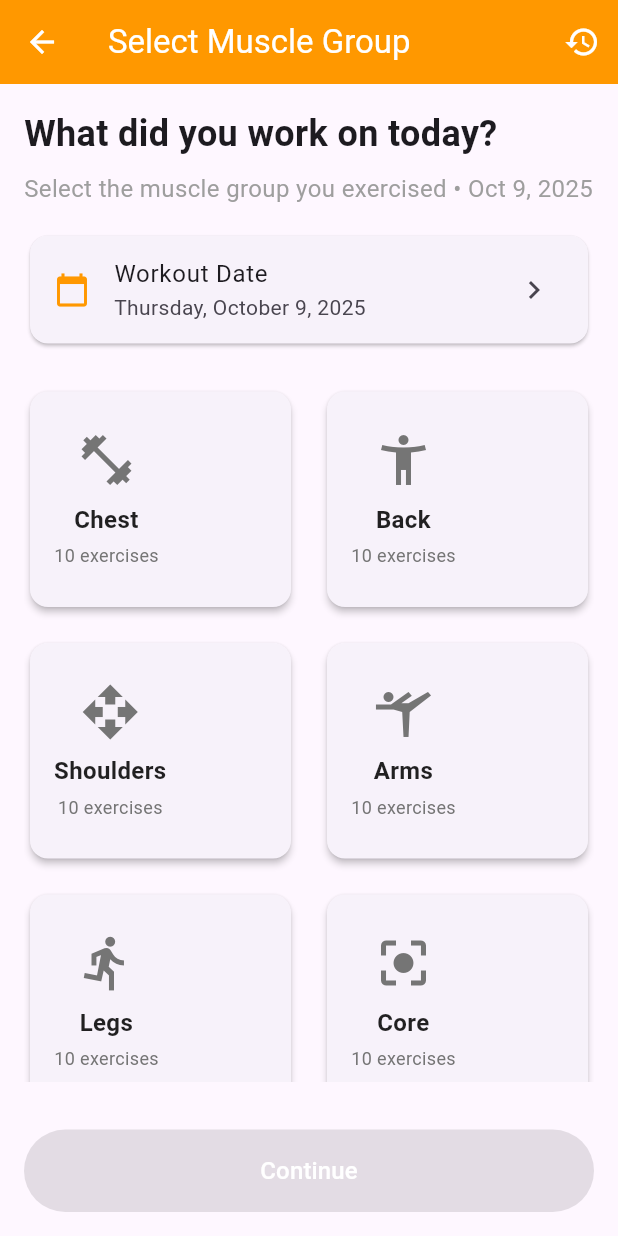
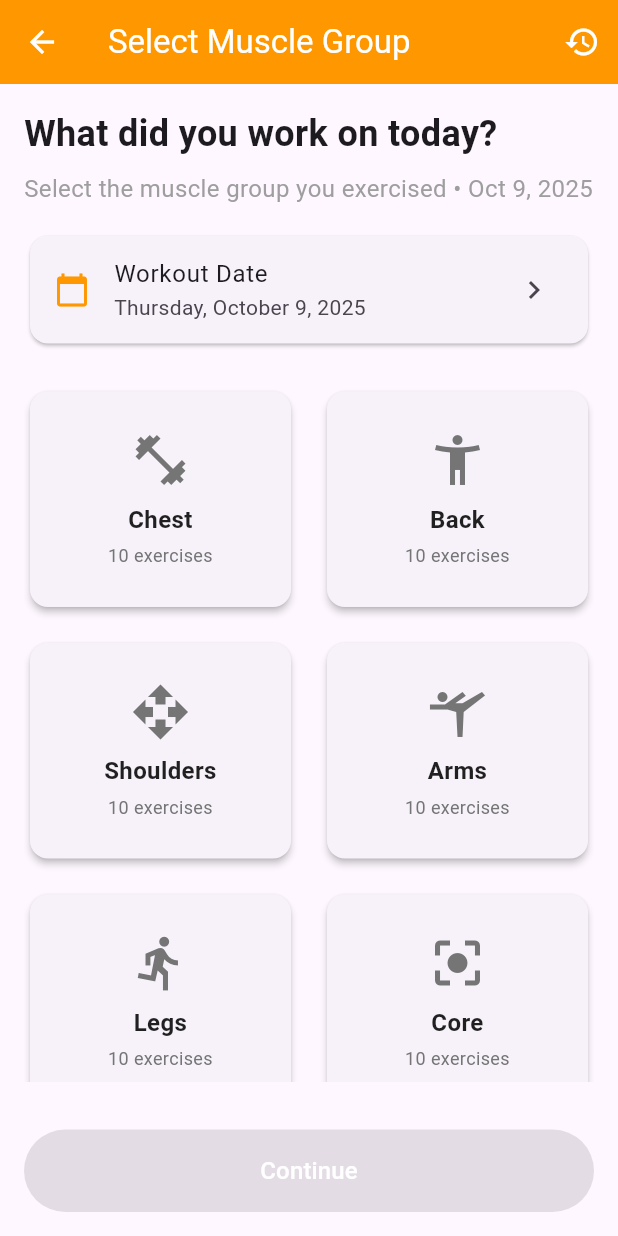
Before and after one commit to blockchainbull/fitness_flutter_app, a Flutter app: the EnhancedExerciseLoggingPage screen opened directly with empty values, on a phone screen of 412 x 824 dp. Run offline on Flutter 3.47's test engine with Material 3 defaults, Android fonts, the phone set to English and light mode, and no system bars; our stand-ins replace connectivity_plus, equatable, fl_chart, shared_preferences, speech_to_text, table_calendar; missing offline and left inert: dotenv, postgres; accounts and stored records are empty; network calls fail.

Commit message:
exercise logging page - UI fixes

```diff
--- a/lib/features/tracking/screens/exercise_logging_page.dart
+++ b/lib/features/tracking/screens/exercise_logging_page.dart
@@ -434,7 +434,7 @@ class _EnhancedExerciseLoggingPageState extends State<EnhancedExerciseLoggingPag
                 children: [
                   const Text('Workout Date'),
                   const SizedBox(width: 8),
-                  // NEW: Badge showing if exercises are logged
+                  // Badge showing if exercises are logged
                   if (_exercisesForSelectedDate.isNotEmpty)
                     Container(
                       padding: const EdgeInsets.symmetric(horizontal: 8, vertical: 2),
@@ -466,7 +466,7 @@ class _EnhancedExerciseLoggingPageState extends State<EnhancedExerciseLoggingPag
             ),
           ),
 
-          // NEW: Show logged exercises for selected date
+          // Show logged exercises for selected date
           if (_exercisesForSelectedDate.isNotEmpty) ...[
             const SizedBox(height: 16),
             _buildLoggedExercisesSummary(),
@@ -494,7 +494,6 @@ class _EnhancedExerciseLoggingPageState extends State<EnhancedExerciseLoggingPag
     );
   }
 
-  // NEW: Widget to show logged exercises summary
   Widget _buildLoggedExercisesSummary() {
     final totalCalories = _exercisesForSelectedDate.fold<double>(
       0.0,
@@ -508,16 +507,17 @@ class _EnhancedExerciseLoggingPageState extends State<EnhancedExerciseLoggingPag
         leading: Icon(Icons.check_circle, color: Colors.green.shade700),
         title: Text(
           'Exercises Logged for ${DateFormat('MMM d').format(_selectedDate)}',
-          style: const TextStyle(fontWeight: FontWeight.bold),
+          style: const TextStyle(fontWeight: FontWeight.bold, fontSize: 14),
         ),
         subtitle: Text(
           '${_exercisesForSelectedDate.length} exercises • ${totalCalories.toInt()} calories',
-          style: TextStyle(color: Colors.green.shade700),
+          style: TextStyle(color: Colors.green.shade700, fontSize: 12),
         ),
         children: [
           Padding(
             padding: const EdgeInsets.all(16.0),
             child: Column(
+              crossAxisAlignment: CrossAxisAlignment.start,
               children: _exercisesByMuscleGroup.entries.map((entry) {
                 final muscleGroup = entry.key;
                 final exercises = entry.value;
@@ -560,7 +560,8 @@ class _EnhancedExerciseLoggingPageState extends State<EnhancedExerciseLoggingPag
                         ],
                       ),
                     )),
-                    const SizedBox(height: 8),
+                    if (entry.key != _exercisesByMuscleGroup.keys.last)
+                      const Divider(height: 16),
                   ],
                 );
               }).toList(),
@@ -595,7 +596,7 @@ class _EnhancedExerciseLoggingPageState extends State<EnhancedExerciseLoggingPag
   Widget _buildMuscleGroupCard(String muscleGroup) {
     final isSelected = _selectedMuscleGroup == muscleGroup;
     final recentWorkouts = _getRecentWorkoutsForMuscleGroup(muscleGroup);
-    // NEW: Check if this muscle group has exercises logged for selected date
+    // Check if this muscle group has exercises logged for selected date
     final hasExercisesToday = _exercisesByMuscleGroup.containsKey(muscleGroup);
 
     return Card(
@@ -606,10 +607,13 @@ class _EnhancedExerciseLoggingPageState extends State<EnhancedExerciseLoggingPag
         borderRadius: BorderRadius.circular(8),
         child: Stack(
           children: [
-            Padding(
+            // Main content - centered
+            Center(
+              child: Padding(
                 padding: const EdgeInsets.all(16.0),
                 child: Column(
                   mainAxisAlignment: MainAxisAlignment.center,
+                  mainAxisSize: MainAxisSize.min,
                   children: [
                     Icon(
                       _getMuscleGroupIcon(muscleGroup),
@@ -633,10 +637,11 @@ class _EnhancedExerciseLoggingPageState extends State<EnhancedExerciseLoggingPag
                         fontSize: 12,
                         color: Colors.grey.shade600,
                       ),
-                  ),
-                  if (recentWorkouts > 0)
+                      textAlign: TextAlign.center,
+                    ),
+                    if (recentWorkouts > 0) ...[
+                      const SizedBox(height: 4),
                       Container(
-                      margin: const EdgeInsets.only(top: 4),
                         padding: const EdgeInsets.symmetric(horizontal: 6, vertical: 2),
                         decoration: BoxDecoration(
                           color: Colors.green.shade100,
@@ -651,16 +656,18 @@ class _EnhancedExerciseLoggingPageState extends State<EnhancedExerciseLoggingPag
                         ),
                       ),
                     ],
-              ),
-            ),
-            // NEW: Checkmark badge if exercises logged for selected date
+                  ],
+                ),
+              ),
+            ),
+            // Checkmark badge if exercises logged for selected date
             if (hasExercisesToday)
               Positioned(
                 top: 8,
                 right: 8,
                 child: Container(
                   padding: const EdgeInsets.all(4),
-                  decoration: BoxDecoration(
+                  decoration: const BoxDecoration(
                     color: Colors.green,
                     shape: BoxShape.circle,
                   ),
```
Also changed, not shown: 3 other files. Lines whose indentation alone changed are shown as unchanged.
